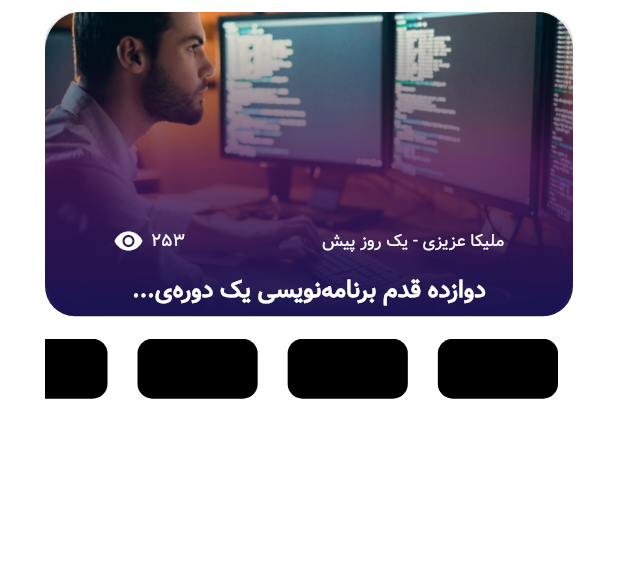
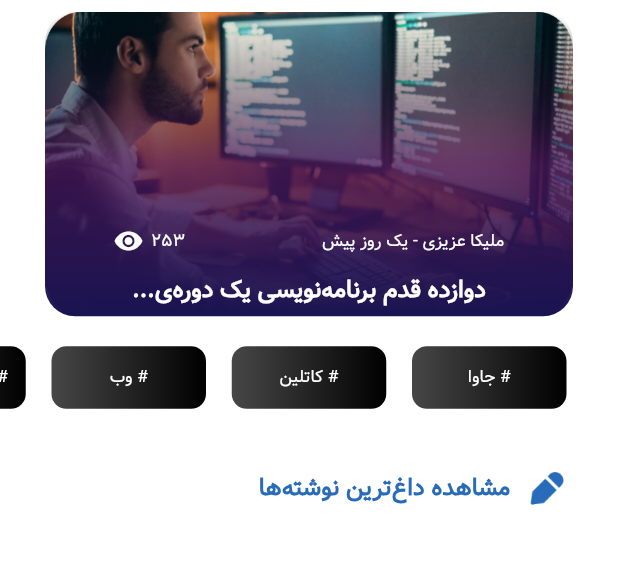
Before and after one commit to Sobhan-Ziyaei/tech_blog, a Flutter app: the screen it shows after launch, on a phone screen of 412 x 824 dp, the part 96-660 px from its top. Run offline on Flutter 3.47's test engine with Material 2 defaults, Android fonts, the phone set to English and light mode, and no system bars; our stand-ins replace flutter_screenutil, flutter_spinkit.

Commit message:
update main screen

```diff
--- a/lib/gen/assets.gen.dart
+++ b/lib/gen/assets.gen.dart
@@ -22,12 +22,16 @@ class $AssetsImagesPngGen {
   AssetGenImage get homePosterImg =>
       const AssetGenImage('assets/images/png/home_poster_img.png');
 
+  /// File path: assets/images/png/pen_img.png
+  AssetGenImage get penImg =>
+      const AssetGenImage('assets/images/png/pen_img.png');
+
   /// File path: assets/images/png/tech_logo_img.png
   AssetGenImage get techLogoImg =>
       const AssetGenImage('assets/images/png/tech_logo_img.png');
 
   /// List of all assets
-  List<AssetGenImage> get values => [homePosterImg, techLogoImg];
+  List<AssetGenImage> get values => [homePosterImg, penImg, techLogoImg];
 }
 
 class Assets {
--- a/lib/ui/constants/strings.dart
+++ b/lib/ui/constants/strings.dart
@@ -2,4 +2,5 @@ class MainStrings {
   static const homePosterAuthor = 'ملیکا عزیزی - یک روز پیش';
   static const homePosterViews = '253';
   static const homePosterTitle = 'دوازده قدم برنامه‌نویسی یک دوره‌ی...';
+  static const hotArticles = 'مشاهده داغ‌ترین نوشته‌ها' ;
 }
--- a/lib/ui/screens/main_screen.dart
+++ b/lib/ui/screens/main_screen.dart
@@ -2,6 +2,7 @@ import 'package:flutter/material.dart';
 import 'package:flutter_screenutil/flutter_screenutil.dart';
 import 'package:tech_blog/gen/assets.gen.dart';
 import 'package:tech_blog/models/fake_data.dart';
+import 'package:tech_blog/ui/constants/strings.dart';
 import 'package:tech_blog/ui/theme/colors.dart';
 
 class MainScreen extends StatefulWidget {
@@ -99,21 +100,38 @@ class _MainScreenState extends State<MainScreen> {
                 ],
               ),
             ),
-            const SizedBox(height: 15),
+            const SizedBox(height: 20),
             SizedBox(
-              height: 40,
-              child: Padding(
-                padding: const EdgeInsets.symmetric(horizontal: 30),
+              height: ScreenUtil().setHeight(35),
               child: ListView.builder(
                 scrollDirection: Axis.horizontal,
-                  itemCount: 5,
+                itemCount: tagList.length,
                 itemBuilder: (context, index) {
-                    return const Padding(
-                      padding: EdgeInsets.symmetric(horizontal: 10),
-                      child: HashTagItem(),
+                  return Padding(
+                    padding: EdgeInsets.only(
+                      right: index == 0
+                          ? ScreenUtil().setWidth(30)
+                          : ScreenUtil().setWidth(15),
+                    ),
+                    child: HashTagItem(text: tagList[index].title),
                   );
                 },
               ),
+            ),
+            const SizedBox(height: 40),
+            Padding(
+              padding:
+                  EdgeInsets.symmetric(horizontal: ScreenUtil().setWidth(30)),
+              child: Row(
+                children: [
+                  Assets.images.png.penImg.image(scale: 2),
+                  SizedBox(width: ScreenUtil().setWidth(10)),
+                  Text(
+                    MainStrings.hotArticles,
+                    style:
+                        theme.textTheme.bodyLarge?.copyWith(color: blueColor),
+                  )
+                ],
               ),
             )
           ],
@@ -124,17 +142,26 @@ class _MainScreenState extends State<MainScreen> {
 }
 
 class HashTagItem extends StatelessWidget {
-  const HashTagItem({Key? key}) : super(key: key);
-
+  HashTagItem({Key? key, required this.text}) : super(key: key);
+  String text;
   @override
   Widget build(BuildContext context) {
+    ThemeData theme = Theme.of(context);
     return Container(
-      width: ScreenUtil().setWidth(70),
-      height: ScreenUtil().setHeight(1),
+      width: ScreenUtil().setWidth(90),
       decoration: const BoxDecoration(
-        color: Colors.black,
+        gradient: LinearGradient(
+            colors: tags,
+            begin: Alignment.centerRight,
+            end: Alignment.centerLeft),
         borderRadius: BorderRadius.all(
           Radius.circular(10),
+        ),
+      ),
+      child: Center(
+        child: Text(
+          '# $text',
+          style: theme.textTheme.bodySmall?.copyWith(color: whiteColor),
         ),
       ),
     );
--- a/lib/ui/theme/colors.dart
+++ b/lib/ui/theme/colors.dart
@@ -3,9 +3,15 @@ import 'package:flutter/material.dart';
 const blackColor = Colors.black;
 const bgColor = Colors.white;
 const whiteColor = Colors.white;
+const blueColor = Color(0xff286BB8);
 
 const List<Color> homePosterCoverGradient = [
   Color.fromARGB(0, 0, 0, 0),
   Color.fromARGB(195, 72, 20, 88),
   Color.fromARGB(255, 280, 20, 81),
 ];
+
+const List<Color> tags = [
+  Colors.black,
+  Color.fromARGB(255, 71, 71, 71),
+];
```
Also changed, not shown: lib/models/blog.dart (added, +21 -0 lines), lib/models/fake_data.dart (+265 -1 lines), assets/images/png/pen_img.png (added). Lines whose indentation alone changed are shown as unchanged.
